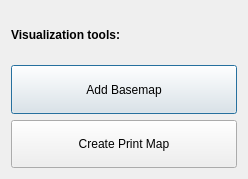
The window that LDMP/gui/DlgVisualization.ui (ConservationInternational/trends.earth) describes before a commit, drawn with Qt 5.
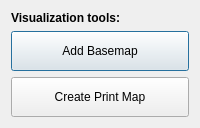
The same window after the commit.

What changed in the file:
```diff
--- a/LDMP/gui/DlgVisualization.ui
+++ b/LDMP/gui/DlgVisualization.ui
@@ -9,12 +9,12 @@
    <rect>
     <x>0</x>
     <y>0</y>
-    <width>248</width>
-    <height>179</height>
+    <width>200</width>
+    <height>124</height>
    </rect>
   </property>
   <property name="sizePolicy">
-   <sizepolicy hsizetype="Expanding" vsizetype="Expanding">
+   <sizepolicy hsizetype="Fixed" vsizetype="Fixed">
     <horstretch>0</horstretch>
     <verstretch>0</verstretch>
    </sizepolicy>
```
